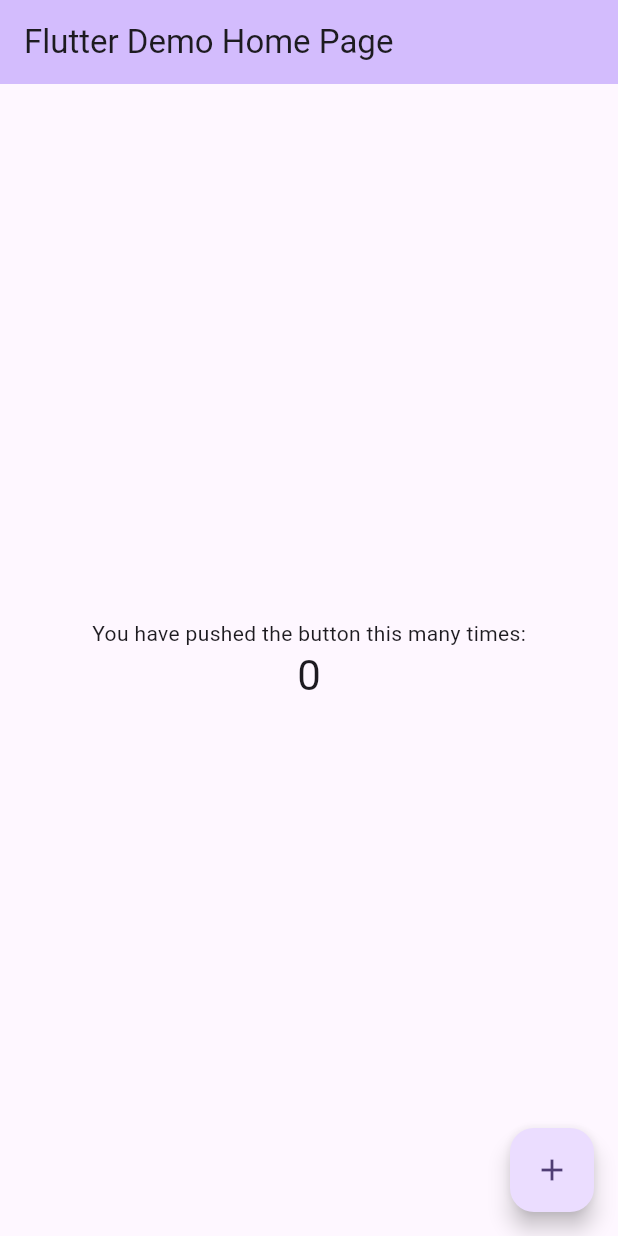
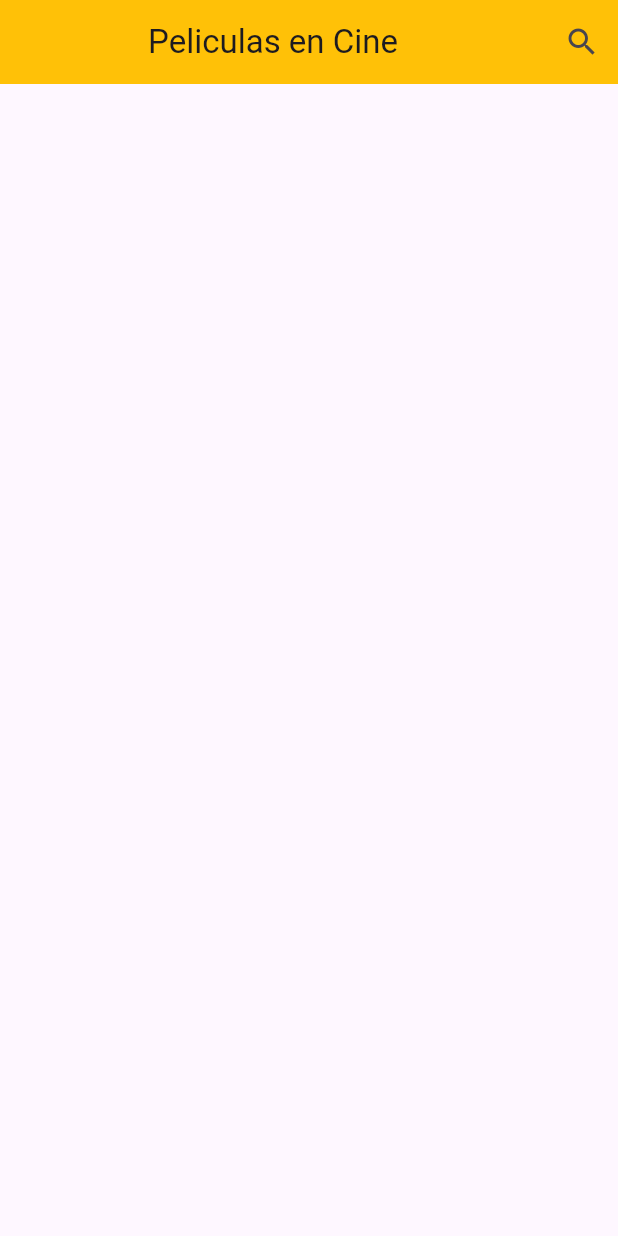
Before and after one commit to juanadls/movie_app, a Flutter app: the screen it shows after launch, on a phone screen of 412 x 824 dp. Run offline on Flutter 3.47's test engine with Material 3 defaults, Android fonts, the phone set to English and light mode, and no system bars.

Commit message:
home,details, swiper card widget creation

```diff
--- a/lib/main.dart
+++ b/lib/main.dart
@@ -1,4 +1,5 @@
 import 'package:flutter/material.dart';
+import 'package:movie_app/screens/screens.dart';
 
 void main() {
   runApp(const MyApp());
@@ -7,119 +8,19 @@ void main() {
 class MyApp extends StatelessWidget {
   const MyApp({super.key});
 
-  // This widget is the root of your application.
   @override
   Widget build(BuildContext context) {
     return MaterialApp(
-      title: 'Flutter Demo',
-      theme: ThemeData(
-        // This is the theme of your application.
-        //
-        // TRY THIS: Try running your application with "flutter run". You'll see
-        // the application has a purple toolbar. Then, without quitting the app,
-        // try changing the seedColor in the colorScheme below to Colors.green
-        // and then invoke "hot reload" (save your changes or press the "hot
-        // reload" button in a Flutter-supported IDE, or press "r" if you used
-        // the command line to start the app).
-        //
-        // Notice that the counter didn't reset back to zero; the application
-        // state is not lost during the reload. To reset the state, use hot
-        // restart instead.
-        //
-        // This works for code too, not just values: Most code changes can be
-        // tested with just a hot reload.
-        colorScheme: ColorScheme.fromSeed(seedColor: Colors.deepPurple),
-        useMaterial3: true,
-      ),
-      home: const MyHomePage(title: 'Flutter Demo Home Page'),
+      debugShowCheckedModeBanner: false,
+      title: 'Movie App Flutter Demo',
+      initialRoute: "home",
+      routes: {
+        "home": (_) => const HomeScreen(),
+        "details": (_) => const DetailsScreens()
+      },
+      theme: ThemeData.light()
+          .copyWith(appBarTheme: const AppBarTheme(color: Colors.amber)),
+      home: const HomeScreen(),
     );
   }
 }
-
-class MyHomePage extends StatefulWidget {
-  const MyHomePage({super.key, required this.title});
-
-  // This widget is the home page of your application. It is stateful, meaning
-  // that it has a State object (defined below) that contains fields that affect
-  // how it looks.
-
-  // This class is the configuration for the state. It holds the values (in this
-  // case the title) provided by the parent (in this case the App widget) and
-  // used by the build method of the State. Fields in a Widget subclass are
-  // always marked "final".
-
-  final String title;
-
-  @override
-  State<MyHomePage> createState() => _MyHomePageState();
-}
-
-class _MyHomePageState extends State<MyHomePage> {
-  int _counter = 0;
-
-  void _incrementCounter() {
-    setState(() {
-      // This call to setState tells the Flutter framework that something has
-      // changed in this State, which causes it to rerun the build method below
-      // so that the display can reflect the updated values. If we changed
-      // _counter without calling setState(), then the build method would not be
-      // called again, and so nothing would appear to happen.
-      _counter++;
-    });
-  }
-
-  @override
-  Widget build(BuildContext context) {
-    // This method is rerun every time setState is called, for instance as done
-    // by the _incrementCounter method above.
-    //
-    // The Flutter framework has been optimized to make rerunning build methods
-    // fast, so that you can just rebuild anything that needs updating rather
-    // than having to individually change instances of widgets.
-    return Scaffold(
-      appBar: AppBar(
-        // TRY THIS: Try changing the color here to a specific color (to
-        // Colors.amber, perhaps?) and trigger a hot reload to see the AppBar
-        // change color while the other colors stay the same.
-        backgroundColor: Theme.of(context).colorScheme.inversePrimary,
-        // Here we take the value from the MyHomePage object that was created by
-        // the App.build method, and use it to set our appbar title.
-        title: Text(widget.title),
-      ),
-      body: Center(
-        // Center is a layout widget. It takes a single child and positions it
-        // in the middle of the parent.
-        child: Column(
-          // Column is also a layout widget. It takes a list of children and
-          // arranges them vertically. By default, it sizes itself to fit its
-          // children horizontally, and tries to be as tall as its parent.
-          //
-          // Column has various properties to control how it sizes itself and
-          // how it positions its children. Here we use mainAxisAlignment to
-          // center the children vertically; the main axis here is the vertical
-          // axis because Columns are vertical (the cross axis would be
-          // horizontal).
-          //
-          // TRY THIS: Invoke "debug painting" (choose the "Toggle Debug Paint"
-          // action in the IDE, or press "p" in the console), to see the
-          // wireframe for each widget.
-          mainAxisAlignment: MainAxisAlignment.center,
-          children: <Widget>[
-            const Text(
-              'You have pushed the button this many times:',
-            ),
-            Text(
-              '$_counter',
-              style: Theme.of(context).textTheme.headlineMedium,
-            ),
-          ],
-        ),
-      ),
-      floatingActionButton: FloatingActionButton(
-        onPressed: _incrementCounter,
-        tooltip: 'Increment',
-        child: const Icon(Icons.add),
-      ), // This trailing comma makes auto-formatting nicer for build methods.
-    );
-  }
-}
--- /dev/null
+++ b/lib/screens/details_screen.dart
@@ -0,0 +1,10 @@
+import 'package:flutter/material.dart';
+
+class DetailsScreens extends StatelessWidget {
+  const DetailsScreens({super.key});
+
+  @override
+  Widget build(BuildContext context) {
+    return const Scaffold();
+  }
+}
--- /dev/null
+++ b/lib/screens/home_screen.dart
@@ -0,0 +1,26 @@
+import 'package:flutter/material.dart';
+import 'package:movie_app/widgets/widgets.dart';
+
+class HomeScreen extends StatelessWidget {
+  const HomeScreen({super.key});
+
+  @override
+  Widget build(BuildContext context) {
+    return Scaffold(
+      appBar: AppBar(
+        title: const Center(child: Text("Peliculas en Cine")),
+        elevation: 0,
+        actions: [
+          IconButton(
+              onPressed: () {},
+              icon: const Icon(
+                Icons.search_outlined,
+              ))
+        ],
+      ),
+      body: ListView(
+        children: const [CardSwiper()],
+      ),
+    );
+  }
+}
--- /dev/null
+++ b/lib/screens/screens.dart
@@ -0,0 +1,2 @@
+export 'package:movie_app/screens/details_screen.dart';
+export 'package:movie_app/screens/home_screen.dart';
--- /dev/null
+++ b/lib/widgets/card_swiper.dart
@@ -0,0 +1,13 @@
+import 'package:flutter/material.dart';
+
+class CardSwiper extends StatelessWidget {
+  const CardSwiper({super.key});
+
+  @override
+  Widget build(BuildContext context) {
+    return const SizedBox(
+      width: double.infinity,
+      height: 500,
+    );
+  }
+}
--- /dev/null
+++ b/lib/widgets/widgets.dart
@@ -0,0 +1 @@
+export 'package:movie_app/widgets/card_swiper.dart';
--- a/pubspec.yaml
+++ b/pubspec.yaml
@@ -35,6 +35,7 @@ dependencies:
   # The following adds the Cupertino Icons font to your application.
   # Use with the CupertinoIcons class for iOS style icons.
   cupertino_icons: ^1.0.2
+  card_swiper: ^3.0.1
 
 dev_dependencies:
   flutter_test:
```
